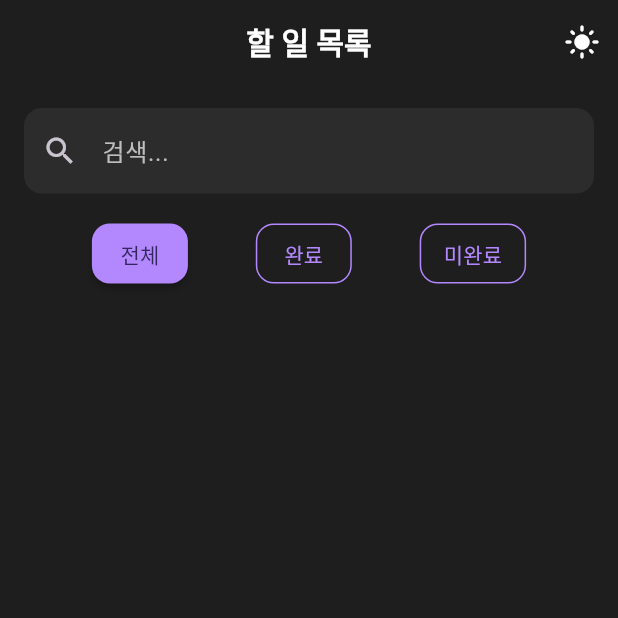
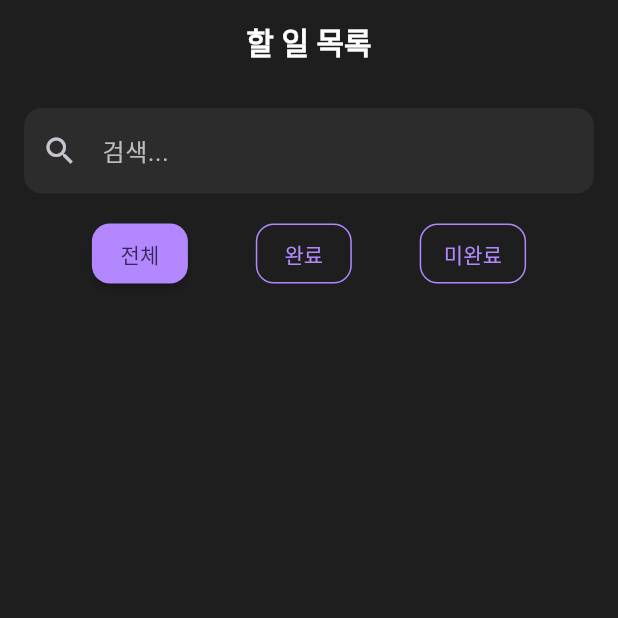
Before and after one commit to hippieperm/todo-list, a Flutter app: the screen it shows after launch, on a phone screen of 412 x 824 dp, the top half of it. Run offline on Flutter 3.47's test engine with Material 3 defaults, Android fonts, the phone set to English and light mode, and no system bars; our stand-ins replace flutter_slidable, shared_preferences, sqflite; accounts and stored records are empty.

Commit message:
테마 관련 수정: 다크 모드로 강제 설정하고 라이트 모드 관련 코드 제거, UI 요소에서 다크 모드 적용 유지

```diff
--- a/lib/main.dart
+++ b/lib/main.dart
@@ -28,9 +28,9 @@ class MyApp extends StatelessWidget {
         builder: (context, themeViewModel, _) {
           return MaterialApp(
             title: '할 일 관리',
-            theme: AppTheme.lightTheme,
+            theme: AppTheme.darkTheme,
             darkTheme: AppTheme.darkTheme,
-            themeMode: themeViewModel.themeMode,
+            themeMode: ThemeMode.dark,
             home: const HomeView(),
             debugShowCheckedModeBanner: false,
             localizationsDelegates: [
--- a/lib/utils/app_theme.dart
+++ b/lib/utils/app_theme.dart
@@ -1,45 +1,6 @@
 import 'package:flutter/material.dart';
 
 class AppTheme {
-  static ThemeData lightTheme = ThemeData(
-    useMaterial3: true,
-    colorScheme: ColorScheme.fromSeed(
-      seedColor: Colors.deepPurple,
-      brightness: Brightness.light,
-    ),
-    appBarTheme: const AppBarTheme(centerTitle: true, elevation: 0),
-    cardTheme: CardThemeData(
-      elevation: 2,
-      margin: const EdgeInsets.symmetric(horizontal: 16, vertical: 8),
-    ),
-    floatingActionButtonTheme: const FloatingActionButtonThemeData(
-      elevation: 4,
-    ),
-    inputDecorationTheme: InputDecorationTheme(
-      filled: true,
-      fillColor: Colors.grey.shade100,
-      border: OutlineInputBorder(
-        borderRadius: BorderRadius.circular(12),
-        borderSide: BorderSide.none,
-      ),
-      enabledBorder: OutlineInputBorder(
-        borderRadius: BorderRadius.circular(12),
-        borderSide: BorderSide.none,
-      ),
-      focusedBorder: OutlineInputBorder(
-        borderRadius: BorderRadius.circular(12),
-        borderSide: const BorderSide(color: Colors.deepPurple, width: 2),
-      ),
-      contentPadding: const EdgeInsets.symmetric(horizontal: 16, vertical: 16),
-    ),
-    elevatedButtonTheme: ElevatedButtonThemeData(
-      style: ElevatedButton.styleFrom(
-        padding: const EdgeInsets.symmetric(horizontal: 24, vertical: 12),
-        shape: RoundedRectangleBorder(borderRadius: BorderRadius.circular(12)),
-      ),
-    ),
-  );
-
   static ThemeData darkTheme = ThemeData(
     useMaterial3: true,
     colorScheme: ColorScheme.fromSeed(
@@ -62,9 +23,7 @@ class AppTheme {
         fontSize: 20,
         fontWeight: FontWeight.bold,
       ),
-      iconTheme: const IconThemeData(
-        color: Colors.white,
-      ),
+      iconTheme: const IconThemeData(color: Colors.white),
     ),
     cardTheme: CardThemeData(
       elevation: 2,
@@ -98,9 +57,7 @@ class AppTheme {
     elevatedButtonTheme: ElevatedButtonThemeData(
       style: ElevatedButton.styleFrom(
         padding: const EdgeInsets.symmetric(horizontal: 24, vertical: 12),
-        shape: RoundedRectangleBorder(
-          borderRadius: BorderRadius.circular(12),
-        ),
+        shape: RoundedRectangleBorder(borderRadius: BorderRadius.circular(12)),
         backgroundColor: Colors.deepPurpleAccent,
         foregroundColor: Colors.white,
       ),
@@ -112,9 +69,18 @@ class AppTheme {
       titleLarge: TextStyle(color: Colors.white, fontWeight: FontWeight.bold),
       titleMedium: TextStyle(color: Colors.white, fontWeight: FontWeight.bold),
       titleSmall: TextStyle(color: Colors.white, fontWeight: FontWeight.bold),
-      headlineLarge: TextStyle(color: Colors.white, fontWeight: FontWeight.bold),
-      headlineMedium: TextStyle(color: Colors.white, fontWeight: FontWeight.bold),
-      headlineSmall: TextStyle(color: Colors.white, fontWeight: FontWeight.bold),
+      headlineLarge: TextStyle(
+        color: Colors.white,
+        fontWeight: FontWeight.bold,
+      ),
+      headlineMedium: TextStyle(
+        color: Colors.white,
+        fontWeight: FontWeight.bold,
+      ),
+      headlineSmall: TextStyle(
+        color: Colors.white,
+        fontWeight: FontWeight.bold,
+      ),
     ),
     checkboxTheme: CheckboxThemeData(
       fillColor: MaterialStateProperty.resolveWith<Color>((states) {
@@ -139,8 +105,6 @@ class AppTheme {
         return Colors.grey.shade700;
       }),
     ),
-    iconTheme: const IconThemeData(
-      color: Colors.white,
-    ),
+    iconTheme: const IconThemeData(color: Colors.white),
   );
 }
--- a/lib/viewmodels/theme_viewmodel.dart
+++ b/lib/viewmodels/theme_viewmodel.dart
@@ -2,36 +2,12 @@ import 'package:flutter/material.dart';
 import 'package:shared_preferences/shared_preferences.dart';
 
 class ThemeViewModel extends ChangeNotifier {
+  // 항상 다크 모드만 사용
   ThemeMode _themeMode = ThemeMode.dark;
 
-  ThemeMode get themeMode => _themeMode;
+  ThemeMode get themeMode => ThemeMode.dark;
 
-  bool get isDarkMode => _themeMode == ThemeMode.dark;
+  bool get isDarkMode => true;
 
-  ThemeViewModel() {
-    _loadThemeMode();
-  }
-
-  Future<void> _loadThemeMode() async {
-    final prefs = await SharedPreferences.getInstance();
-    final themeModeIndex = prefs.getInt('themeMode') ?? 2;
-    _themeMode = ThemeMode.values[themeModeIndex];
-    notifyListeners();
-  }
-
-  Future<void> setThemeMode(ThemeMode mode) async {
-    _themeMode = mode;
-    notifyListeners();
-
-    final prefs = await SharedPreferences.getInstance();
-    await prefs.setInt('themeMode', mode.index);
-  }
-
-  Future<void> toggleThemeMode() async {
-    if (_themeMode == ThemeMode.dark) {
-      await setThemeMode(ThemeMode.light);
-    } else {
-      await setThemeMode(ThemeMode.dark);
-    }
-  }
+  ThemeViewModel();
 }
--- a/lib/views/home_view.dart
+++ b/lib/views/home_view.dart
@@ -28,21 +28,7 @@ class _HomeViewState extends State<HomeView> {
     final themeViewModel = Provider.of<ThemeViewModel>(context);
 
     return Scaffold(
-      appBar: AppBar(
-        title: const Text('할 일 목록'),
-        centerTitle: true,
-        actions: [
-          IconButton(
-            icon: Icon(
-              themeViewModel.isDarkMode ? Icons.light_mode : Icons.dark_mode,
-            ),
-            onPressed: () {
-              themeViewModel.toggleThemeMode();
-            },
-            tooltip: themeViewModel.isDarkMode ? '라이트 모드로 전환' : '다크 모드로 전환',
-          ),
-        ],
-      ),
+      appBar: AppBar(title: const Text('할 일 목록'), centerTitle: true),
       body: Column(
         children: [
           // 검색 및 필터 영역
```
